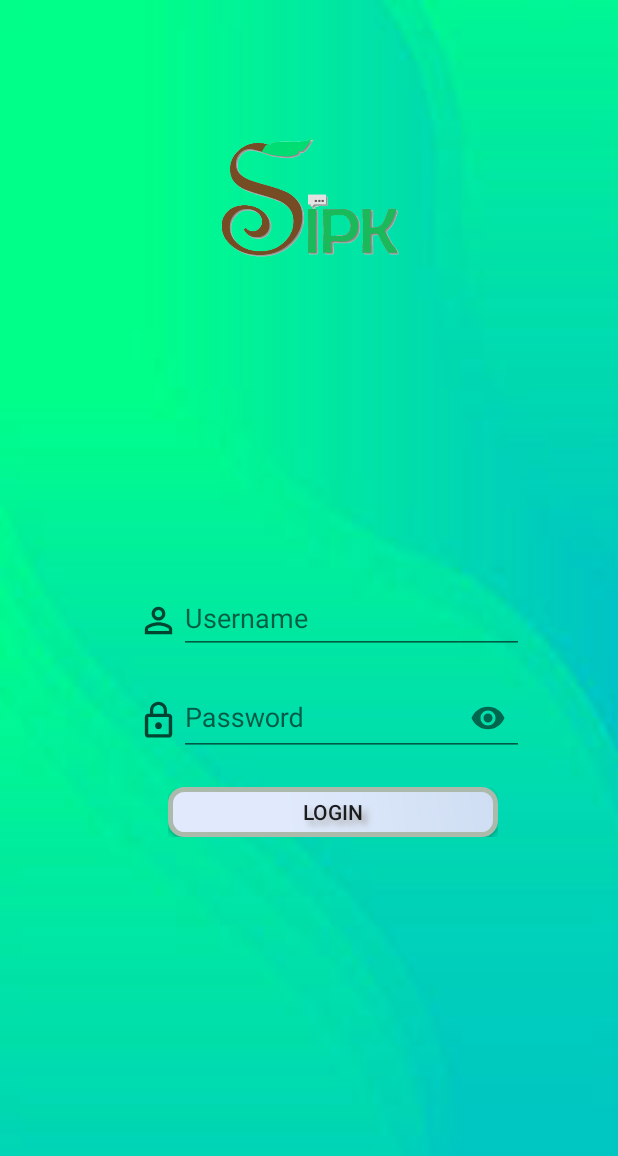
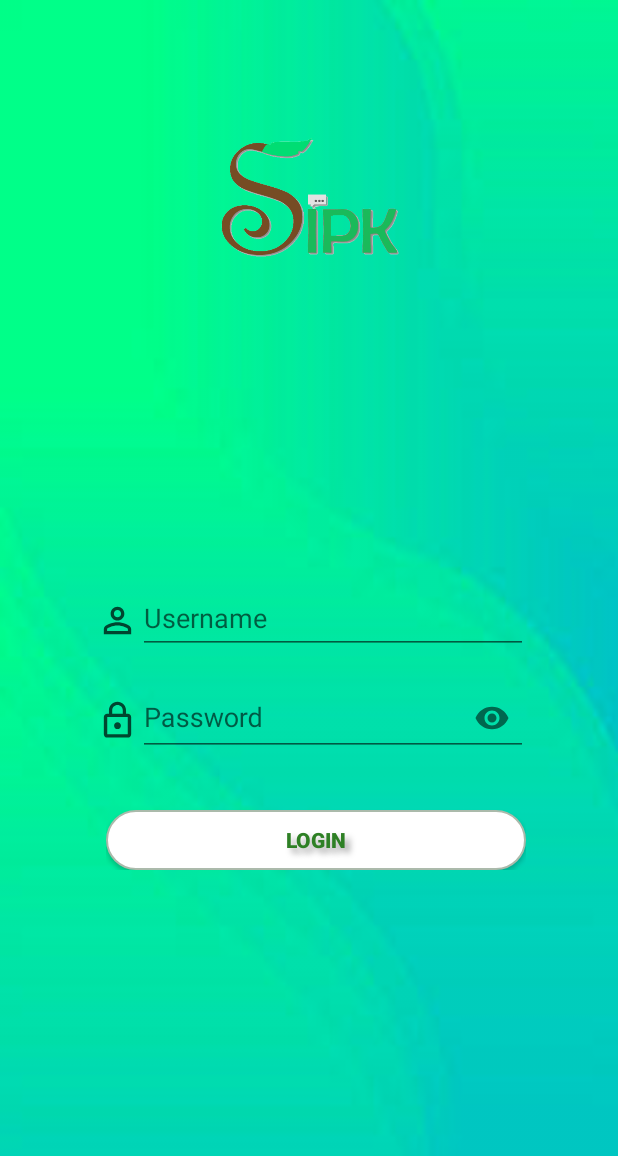
Before and after one commit to ahmadicorp01/Sipkfinal, an Android app: the screen it shows after launch (MainActivity), on a phone screen of 412 x 824 dp. Shown: the top 1156 px of the screen. Run offline under Robolectric (Android 15) with nearby library versions, the phone set to English and light mode, and no system bars.

Commit message:
Modifikasi menuju final Bismillah

```diff
--- a/app/src/main/res/drawable/custombutton.xml
+++ b/app/src/main/res/drawable/custombutton.xml
@@ -1,14 +1,14 @@
 <?xml version="1.0" encoding="utf-8"?>
 <shape xmlns:android="http://schemas.android.com/apk/res/android" android:shape="rectangle">
     <corners
-        android:radius="9dp"
+        android:radius="19dp"
         />
     <gradient
         android:angle="45"
         android:centerX="35%"
-        android:centerColor="#E0EAFC"
-        android:startColor="#E0EAFC"
-        android:endColor="#CFDEF3"
+        android:centerColor="#FFFFFF"
+        android:startColor="#FFFFFF"
+        android:endColor="#FFFFFF"
         android:type="linear"
         />
     <padding
@@ -22,7 +22,7 @@
         android:height="60dp"
         />
     <stroke
-        android:width="3dp"
+        android:width="1dp"
         android:color="#abbaab"
         />
 </shape>
--- a/app/src/main/res/layout/activity_main.xml
+++ b/app/src/main/res/layout/activity_main.xml
@@ -29,7 +29,7 @@
         android:layout_width="27dp"
         android:layout_height="27dp"
         android:src="@drawable/person"
-        android:layout_marginLeft="30dp"
+        android:layout_marginLeft="5dp"
         android:alpha="0.7"
         android:layout_marginTop="20dp"
         />
@@ -43,7 +43,7 @@
             app:errorEnabled="true">
 
             <android.support.design.widget.TextInputEditText
-                android:layout_width="230dp"
+                android:layout_width="260dp"
                 android:layout_height="wrap_content"
                 android:hint="Username"
                 android:inputType="text" />
@@ -61,7 +61,7 @@
         android:layout_width="27dp"
         android:layout_height="27dp"
         android:src="@drawable/password"
-        android:layout_marginLeft="30dp"
+        android:layout_marginLeft="5dp"
         android:alpha="0.7"
         android:layout_marginTop="23dp"
         />
@@ -76,7 +76,7 @@
         >
 
         <android.support.design.widget.TextInputEditText
-            android:layout_width="230dp"
+            android:layout_width="260dp"
             android:layout_height="50dp"
             android:hint="Password"
             android:inputType="textPassword" />
@@ -88,17 +88,21 @@
         android:layout_height="wrap_content"
         android:layout_below="@id/layout_password"
         android:layout_centerHorizontal="true"
-        android:paddingLeft="32dp">
+        android:paddingLeft="10dp">
+
         <Button
+            android:layout_marginTop="15dp"
             android:id="@+id/btn_login"
-        android:layout_width="220dp"
-        android:layout_height="33dp"
-        android:text="LOGIN"
+            android:layout_width="280dp"
+            android:layout_height="40dp"
             android:background="@drawable/custombutton"
             android:shadowColor="#A8A8A8"
             android:shadowDx="5"
             android:shadowDy="5"
-        android:shadowRadius="5"/>
+            android:shadowRadius="5"
+            android:fontFamily="sans-serif-black"
+            android:textColor="#2E8025"
+            android:text="LOGIN" />
     </LinearLayout>
 
 </RelativeLayout>
--- a/app/src/main/res/layout/activity_tanggapan.xml
+++ b/app/src/main/res/layout/activity_tanggapan.xml
@@ -14,7 +14,7 @@
         android:layout_height="wrap_content"
         android:padding="6dp"
         android:baselineAligned="true"
-        android:background="#40D030">
+        android:background="#ECEFF1">
 
     <TextView
         android:layout_width="wrap_content"
@@ -56,7 +56,7 @@
         android:id="@+id/recycler_chat"
         android:layout_width="match_parent"
         android:layout_height="wrap_content"
-        android:background="@drawable/gradientcard"
+        android:background="#6AECEFF1"
         android:layout_weight="5"/>
 
     <LinearLayout
```
Also changed, not shown: app/src/main/res/layout/activity_lapor.xml (+7 -5 lines), app/src/main/res/layout/activity_splash_screen.xml (+29 -1 lines). Lines whose indentation alone changed are shown as unchanged.
